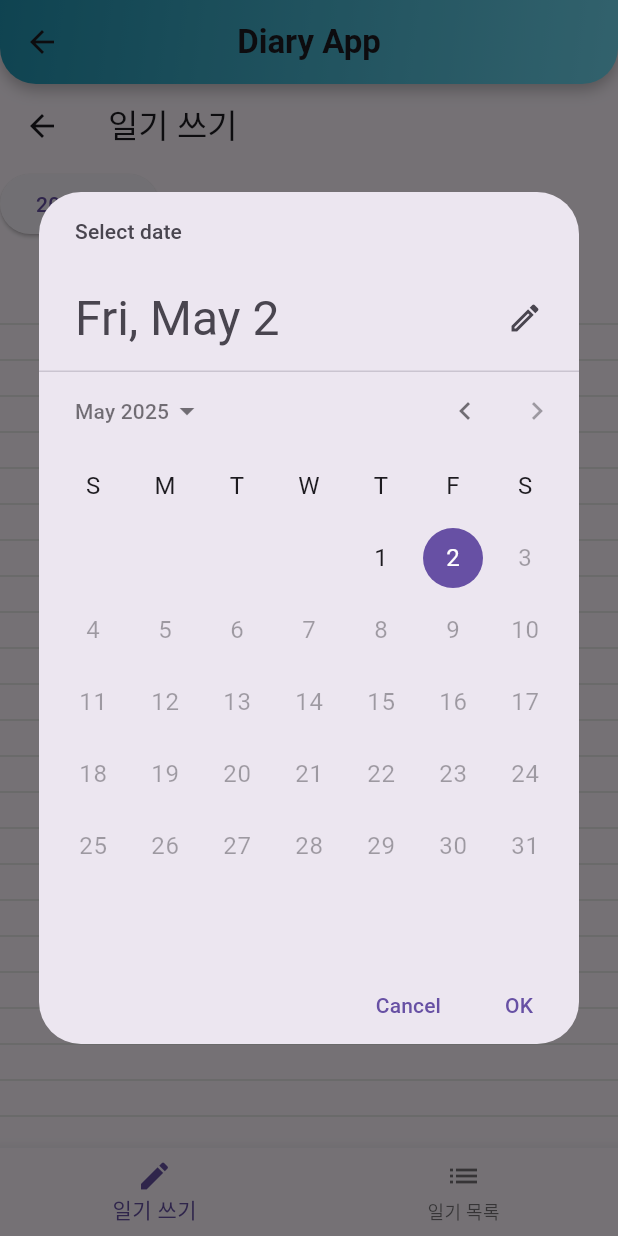
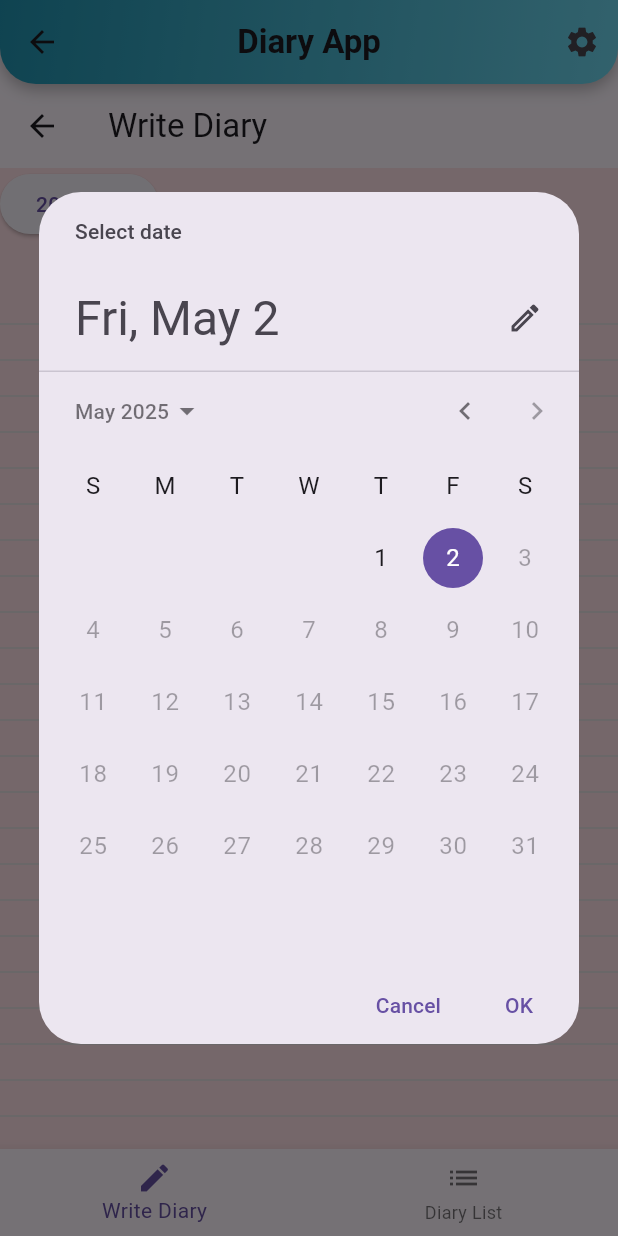
Before and after one commit to gogoonbuntu/mother-father-diary, a Flutter app: the MainScreen screen opened directly, after a tap on an icon or button, on a phone screen of 412 x 824 dp. Run offline on Flutter 3.47's test engine with Material 3 defaults, Android fonts, the phone set to English and light mode, and no system bars; our stand-ins replace confetti, connectivity_plus, firebase_auth, firebase_core, google_mobile_ads, google_sign_in; accounts and stored records are empty; generated files the repository leaves out were written again; network calls fail; Roboto replaces fonts that are missing (NanumPenScript).

Commit message:
광고 보이는 것 제외 정상작동

```diff
--- a/lib/diary_entry_screen.dart
+++ b/lib/diary_entry_screen.dart
@@ -1,6 +1,7 @@
 import 'dart:async';
 import 'package:flutter/material.dart';
 import 'package:diary_app/models/diary_entry.dart';
+import 'package:flutter_gen/gen_l10n/app_localizations.dart';
 import 'package:diary_app/services/diary_service.dart';
 import 'package:diary_app/services/gemini_service.dart';
 import 'package:diary_app/services/gemini_api_key.dart';
@@ -10,8 +11,10 @@ import 'confetti_themes.dart';
 
 class DiaryEntryScreen extends StatefulWidget {
   final DiaryEntry? diaryEntry;
+  final Color? bgColor;
+  final String? fontFamily;
 
-  const DiaryEntryScreen({super.key, this.diaryEntry});
+  const DiaryEntryScreen({super.key, this.diaryEntry, this.bgColor, this.fontFamily});
 
   @override
   State<DiaryEntryScreen> createState() => _DiaryEntryScreenState();
@@ -89,6 +92,9 @@ class _DiaryEntryScreenState extends State<DiaryEntryScreen> {
     }
 
     _controller.addListener(_saveDiaryEntry);
+    _controller.addListener(() {
+      setState(() {}); // 입력값 변경 시 버튼 상태 갱신
+    });
   }
 
   Timer? _debounceTimer;
@@ -150,11 +156,14 @@ class _DiaryEntryScreenState extends State<DiaryEntryScreen> {
       },
       child: Scaffold(
         appBar: AppBar(
-          title: Text(widget.diaryEntry != null ? '일기 수정' : '일기 쓰기'),
+          title: Text(widget.diaryEntry != null ? AppLocalizations.of(context)!.editDiary : AppLocalizations.of(context)!.diaryEntry),
         ),
-        body: Stack(
+        body: Container(
+          decoration: BoxDecoration(
+            color: widget.bgColor ?? Colors.white,
+          ),
+          child: Stack(
             children: [
-            // 샤랄라/별빛 효과 (confetti)
               Align(
                 alignment: Alignment.topCenter,
                 child: ConfettiWidget(
@@ -170,15 +179,13 @@ class _DiaryEntryScreenState extends State<DiaryEntryScreen> {
                   createParticlePath: _selectedConfettiTheme.particleShape,
                 ),
               ),
-            // 기존 Column UI
               Column(
                 children: [
                   Row(
                     children: [
                       ElevatedButton(
                         onPressed: () => _selectDate(context),
-                      child: Text(
-                          '${_selectedDate.year}-${_selectedDate.month}-${_selectedDate.day}'),
+                        child: Text('${_selectedDate.year}-${_selectedDate.month}-${_selectedDate.day}'),
                       ),
                       const SizedBox(width: 16),
                       DropdownButton<String>(
@@ -188,8 +195,11 @@ class _DiaryEntryScreenState extends State<DiaryEntryScreen> {
                             _selectedMood = newValue!;
                           });
                         },
-                      items: <String>['Happy', 'Sad', 'Neutral']
-                          .map<DropdownMenuItem<String>>((String value) {
+                        items: <String>[
+                            AppLocalizations.of(context)!.moodHappy,
+                            AppLocalizations.of(context)!.moodSad,
+                            AppLocalizations.of(context)!.moodNeutral,
+                          ].map<DropdownMenuItem<String>>((String value) {
                           return DropdownMenuItem<String>(
                             value: value,
                             child: Text(value),
@@ -199,10 +209,10 @@ class _DiaryEntryScreenState extends State<DiaryEntryScreen> {
                     ],
                   ),
                   ElevatedButton(
-                  onPressed: _isLoadingPositive ? null : _convertToPositiveVersion,
+                    onPressed: _isLoadingPositive || _controller.text.trim().isEmpty ? null : _convertToPositiveVersion,
                     child: _isLoadingPositive
                         ? const SizedBox(width: 20, height: 20, child: CircularProgressIndicator(strokeWidth: 2))
-                      : const Text('긍정 버전으로 변환'),
+                        : Text(AppLocalizations.of(context)!.convertToPositive),
                   ),
                   const SizedBox(height: 8),
                   Expanded(
@@ -216,12 +226,13 @@ class _DiaryEntryScreenState extends State<DiaryEntryScreen> {
                           expands: true,
                           decoration: InputDecoration(
                             border: InputBorder.none,
-                          hintText: '일기를 입력하세요',
+                            hintText: AppLocalizations.of(context)!.diaryHint,
                             contentPadding: const EdgeInsets.all(16.0),
                           ),
                           style: TextStyle(
                             fontSize: 16,
                             height: 1.5,
+                            fontFamily: widget.fontFamily,
                           ),
                         ),
                       ),
@@ -229,15 +240,19 @@ class _DiaryEntryScreenState extends State<DiaryEntryScreen> {
                   ),
                   const SizedBox(height: 16),
                   if (_positiveVersion != null)
-                  Padding(
+                    SafeArea(
+                      child: Padding(
                         padding: const EdgeInsets.all(16.0),
+                        child: SingleChildScrollView(
                           child: Column(
                             crossAxisAlignment: CrossAxisAlignment.start,
                             children: [
-                        const Text('긍정 버전:', style: TextStyle(fontWeight: FontWeight.bold)),
+                              Text(AppLocalizations.of(context)!.positiveVersion, style: const TextStyle(fontWeight: FontWeight.bold)),
                               const SizedBox(height: 8),
                               Text(_positiveVersion!),
                             ],
+                          ),
+                        ),
                       ),
                     ),
                 ],
@@ -245,10 +260,10 @@ class _DiaryEntryScreenState extends State<DiaryEntryScreen> {
             ],
           ),
         ),
+      ),
     );
   }
 }
-
 
 class LinePainter extends CustomPainter {
   @override
--- a/lib/diary_list_screen.dart
+++ b/lib/diary_list_screen.dart
@@ -1,11 +1,14 @@
 import 'package:flutter/material.dart';
 import 'package:intl/intl.dart';
+import 'package:flutter_gen/gen_l10n/app_localizations.dart';
 import 'package:diary_app/models/diary_entry.dart';
 import 'package:diary_app/services/diary_service.dart';
 import 'package:diary_app/diary_entry_screen.dart';
 
 class DiaryListScreen extends StatefulWidget {
-  const DiaryListScreen({super.key});
+  final Color? bgColor;
+  final String? fontFamily;
+  const DiaryListScreen({super.key, this.bgColor, this.fontFamily});
 
   @override
   State<DiaryListScreen> createState() => _DiaryListScreenState();
@@ -30,9 +33,11 @@ class _DiaryListScreenState extends State<DiaryListScreen> {
   Widget build(BuildContext context) {
     return Scaffold(
       appBar: AppBar(
-        title: const Text('일기 목록'),
+        title: Text(AppLocalizations.of(context)!.diaryList),
       ),
-      body: ListView.builder(
+      body: Container(
+        color: widget.bgColor ?? Colors.white,
+        child: ListView.builder(
         itemCount: _diaryEntries.length,
         itemBuilder: (context, index) {
           int actualIndex = _diaryEntries.length - 1 - index; // Correct index for reversed list
@@ -73,7 +78,8 @@ class _DiaryListScreenState extends State<DiaryListScreen> {
             ),
           );
         },
-      ),
-    );
-  }
+            ),
+          ),
+        );
+      }
 }
--- /dev/null
+++ b/lib/l10n/app_en.arb
@@ -0,0 +1,25 @@
+{
+  "appTitle": "Diary App",
+  "settings": "Settings",
+  "logout": "Logout",
+  "theme": "Theme",
+  "font": "Font",
+  "selectTheme": "Select Theme",
+  "selectFont": "Select Font",
+  "diaryEntry": "Write Diary",
+  "diaryList": "Diary List",
+  "login": "Login",
+  "googleSignIn": "Sign in with Google",
+  "logoutConfirm": "Are you sure you want to logout?"
+,
+  "colorSelected": "Background color changed.",
+  "fontSelected": "Font changed.",
+  "editDiary": "Edit Diary",
+  "positiveVersion": "Positive Version:",
+  "convertToPositive": "Convert to Positive Version",
+  "diaryHint": "Enter your diary entry",
+  "moodHappy": "Happy",
+  "moodSad": "Sad",
+  "moodNeutral": "Neutral",
+  "loginSubtitle": "Warmly record your precious day"
+}
--- a/lib/main.dart
+++ b/lib/main.dart
@@ -1,10 +1,13 @@
 import 'package:flutter/material.dart';
+import 'package:flutter_localizations/flutter_localizations.dart';
+import 'package:flutter_gen/gen_l10n/app_localizations.dart';
 import 'package:diary_app/diary_entry_screen.dart';
 import 'package:diary_app/diary_list_screen.dart';
 import 'package:diary_app/services/diary_service.dart';
 import 'package:google_mobile_ads/google_mobile_ads.dart';
 import 'package:diary_app/opening_banner.dart';
 import 'package:diary_app/login_screen.dart';
+import 'package:diary_app/settings_screen.dart';
 import 'package:diary_app/google_sign_in_service.dart';
 import 'package:google_sign_in/google_sign_in.dart';
 import 'package:firebase_core/firebase_core.dart';
@@ -49,6 +52,17 @@ class _MyAppState extends State<MyApp> {
       theme: ThemeData(
         primarySwatch: Colors.blue,
       ),
+      localizationsDelegates: const [
+        AppLocalizations.delegate,
+        GlobalMaterialLocalizations.delegate,
+        GlobalWidgetsLocalizations.delegate,
+        GlobalCupertinoLocalizations.delegate,
+      ],
+      supportedLocales: AppLocalizations.supportedLocales,
+      locale: WidgetsBinding.instance.window.locale.languageCode == 'ko'
+          ? const Locale('ko')
+          : null,
+
       home: _showOpening
           ? OpeningBanner(onFinish: _finishOpening)
           : StreamBuilder(
@@ -81,6 +95,32 @@ class _MainScreenState extends State<MainScreen> {
   late PageController _pageController;
   GoogleSignInAccount? _user;
   bool _loading = false;
+
+  // 테마/색상 상태를 MainScreen에서 관리
+  Color _bgColor = const Color(0xFFFFE0E6);
+  String _fontFamily = 'NanumPenScript';
+
+  static const List<Color> _colorOptions = [
+    Color(0xFFFFE0E6), // soft pink
+    Color(0xFFFFF2E0), // warm cream
+    Color(0xFFFFB6A6), // peach
+    Color(0xFFFFD6C0), // light apricot
+    Color(0xFFFFB6B9), // pink
+    Color(0xFFFFE6C0), // yellow-peach
+    Color(0xFFFAF4E6), // ivory
+    Color(0xFFF9E7E7), // light rose
+  ];
+
+  static const List<String> _fontOptions = [
+    'NanumPenScript',
+    'NanumBrushScript',
+    'DancingScript',
+    'Jua',
+    'Sunflower',
+    'GothicA1',
+    'DoHyeon',
+    'Stylish',
+  ];
 
   @override
   void initState() {
@@ -117,7 +157,26 @@ class _MainScreenState extends State<MainScreen> {
               style: TextStyle(fontWeight: FontWeight.bold, fontSize: 22),
             ),
             centerTitle: true,
-            actions: [],
+            actions: [
+  IconButton(
+    icon: const Icon(Icons.settings),
+    tooltip: '설정',
+    onPressed: () async {
+      await Navigator.of(context).push(
+        MaterialPageRoute(
+          builder: (context) => SettingsScreen(
+            currentColor: _bgColor,
+            colorOptions: _colorOptions,
+            currentFont: _fontFamily,
+            fontOptions: _fontOptions,
+            onColorSelected: (color) => setState(() => _bgColor = color),
+            onFontSelected: (font) => setState(() => _fontFamily = font),
+          ),
+        ),
+      );
+    },
+  ),
+],
           ),
         ),
       ),
@@ -132,10 +191,9 @@ class _MainScreenState extends State<MainScreen> {
         child: PageView(
           controller: _pageController,
           onPageChanged: (index) => setState(() => _currentIndex = index),
-          children: const [
-            // You can further wrap these screens in Card or Container for more style
-            DiaryEntryScreen(),
-            DiaryListScreen(),
+          children: [
+            DiaryEntryScreen(bgColor: _bgColor, fontFamily: _fontFamily),
+            DiaryListScreen(bgColor: _bgColor, fontFamily: _fontFamily),
           ],
         ),
       ),
@@ -148,9 +206,9 @@ class _MainScreenState extends State<MainScreen> {
             curve: Curves.easeInOut,
           );
         },
-        items: const [
-          BottomNavigationBarItem(icon: Icon(Icons.edit), label: '일기 쓰기'),
-          BottomNavigationBarItem(icon: Icon(Icons.list), label: '일기 목록'),
+        items: [
+          BottomNavigationBarItem(icon: const Icon(Icons.edit), label: AppLocalizations.of(context)!.diaryEntry),
+          BottomNavigationBarItem(icon: const Icon(Icons.list), label: AppLocalizations.of(context)!.diaryList),
         ],
       ),
     );
```
Also changed, not shown: lib/google_sign_in_service.dart (+7 -1 lines), lib/l10n/app_ko.arb (added, +25 -0 lines), lib/login_screen.dart (+21 -5 lines), lib/settings_screen.dart (added, +127 -0 lines), lib/theme_selector.dart (+36 -10 lines), pubspec.yaml (+11 -10 lines), pubspec.lock, 5 other files. Lines whose indentation alone changed are shown as unchanged.
